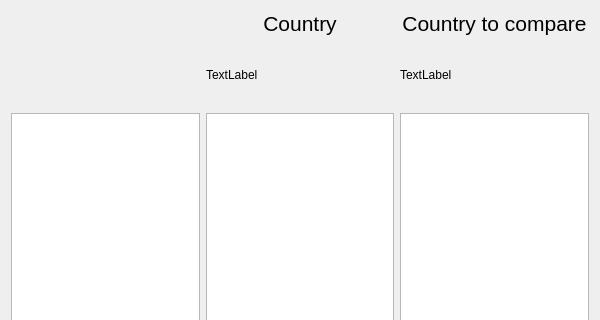
First picture: the form in comparisondialog.ui, repository pikkutimo/QT_Countries, before the edit; both pictures show x 0 to 600 and y 0 to 320 of the 600 by 562 pixel window.
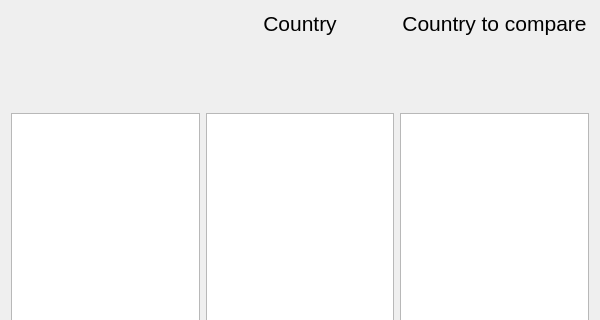
Second picture: the form after the edit.

Diff of the .ui file:
```diff
--- a/comparisondialog.ui
+++ b/comparisondialog.ui
@@ -96,7 +96,7 @@
    <item row="2" column="2">
     <widget class="QLabel" name="compareImageLabel">
      <property name="text">
-      <string>TextLabel</string>
+      <string/>
      </property>
     </widget>
    </item>
@@ -108,9 +108,6 @@
        <height>65</height>
       </size>
      </property>
-     <property name="text">
-      <string>TextLabel</string>
-     </property>
     </widget>
    </item>
   </layout>
```
